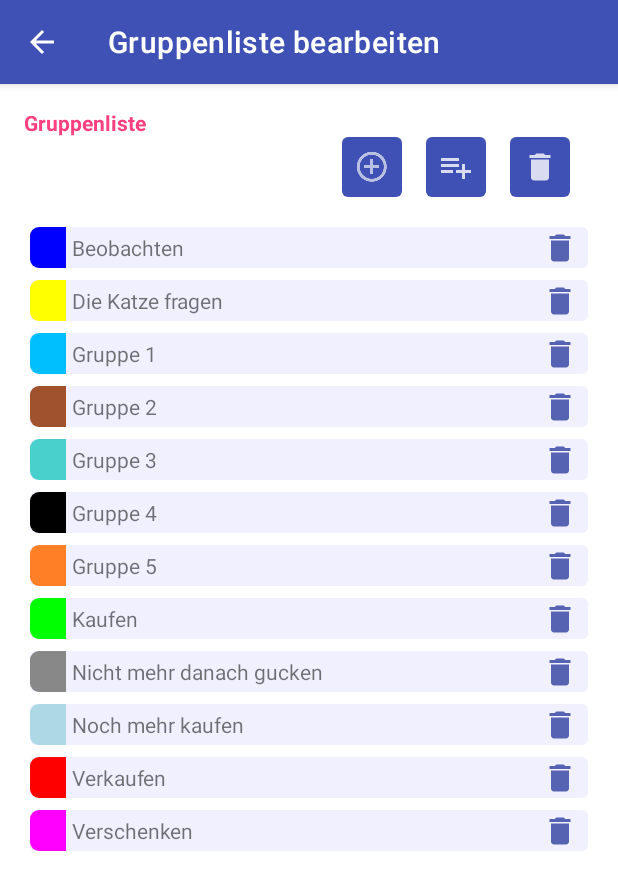
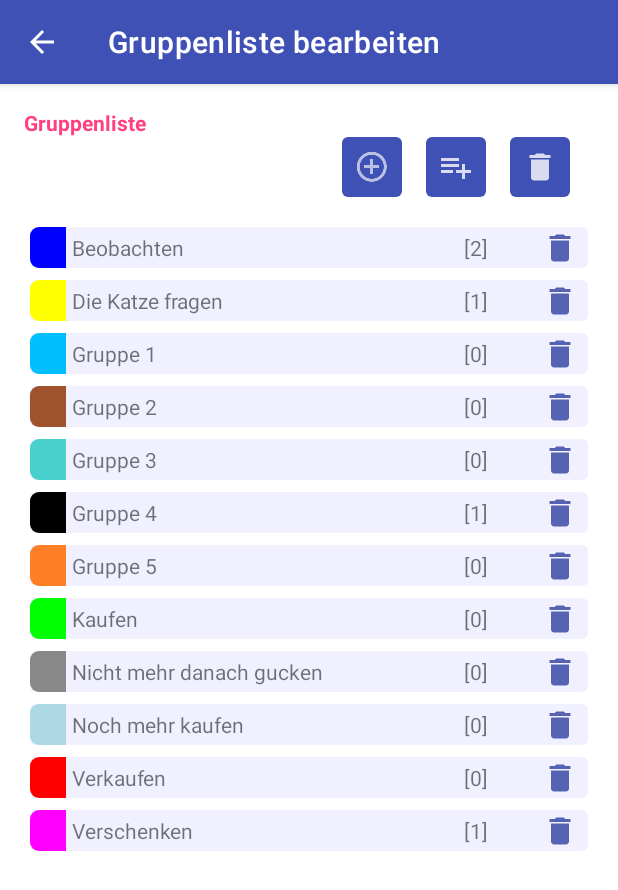
Before and after one commit to jurgen178/StockRoom, an Android app: the UpdateGroupActivity screen opened directly, with no data from a screen before it, on a phone screen of 412 x 824 dp. Shown: the top 890 px of the screen. Run offline under Robolectric (Android 15) with nearby library versions, the phone set to English and light mode, and no system bars; our stand-ins replace Room's generated code; libraries missing offline, so code that uses them is left out: com.github.doyaaaaaken.kotlincsv, com.jakewharton.retrofit2, com.larswerkman.holocolorpicker.

Commit message:
added group stats

```diff
--- a/app/src/main/java/com/example/android/stockroom/StockRoomDao.kt
+++ b/app/src/main/java/com/example/android/stockroom/StockRoomDao.kt
@@ -44,12 +44,11 @@ interface StockRoomDao {
   fun delete(symbol: String)
 
   @Transaction
-  fun deleteAll(context: Context) {
+  fun deleteAll() {
     deleteAllStockTable()
     deleteAllGroupTable()
     deleteAllAssetTable()
     deleteAllEventTable()
-    setPredefinedGroups(context)
   }
 
   @Query("DELETE FROM stock_table")
--- a/app/src/main/java/com/example/android/stockroom/StockRoomRepository.kt
+++ b/app/src/main/java/com/example/android/stockroom/StockRoomRepository.kt
@@ -225,7 +225,7 @@ class StockRoomRepository(private val stockRoomDao: StockRoomDao) {
 
   @Suppress("RedundantSuspendModifier")
   @WorkerThread
-  suspend fun deleteAll(context: Context) {
-    stockRoomDao.deleteAll(context)
+  suspend fun deleteAll() {
+    stockRoomDao.deleteAll()
   }
 }
--- a/app/src/main/java/com/example/android/stockroom/StockRoomViewModel.kt
+++ b/app/src/main/java/com/example/android/stockroom/StockRoomViewModel.kt
@@ -1341,7 +1341,7 @@ class StockRoomViewModel(application: Application) : AndroidViewModel(applicatio
 
   fun deleteAll() =
     scope.launch {
-      repository.deleteAll(getApplication())
+      repository.deleteAll()
     }
 
   fun logDebug(value: String) {
--- a/app/src/main/java/com/example/android/stockroom/UpdateGroupActivity.kt
+++ b/app/src/main/java/com/example/android/stockroom/UpdateGroupActivity.kt
@@ -108,8 +108,9 @@ class UpdateGroupActivity : AppCompatActivity() {
   private fun groupItemDeleteClicked(group: GroupData) {
     AlertDialog.Builder(this)
         .setTitle(getString(R.string.delete_group_title, group.name))
-        .setMessage(
-            getString(R.string.delete_group_confirm, group.name)
+        .setMessage(if(group.stats == 0){
+            getString(R.string.delete_group_confirm, group.name)}else
+        {getString(R.string.delete_group_confirm2, group.name, group.stats)}
         )
         .setPositiveButton(R.string.delete) { _, _ ->
           stockDBdataList.forEach {data ->
--- a/app/src/main/java/com/example/android/stockroom/UpdateGroupAdapter.kt
+++ b/app/src/main/java/com/example/android/stockroom/UpdateGroupAdapter.kt
@@ -29,7 +29,7 @@ import kotlinx.android.synthetic.main.groupview_item.view.textViewGroupDelete
 data class GroupData(
   var color: Int,
   val name: String,
-  val used: Boolean
+  val stats: Int
 )
 
 class UpdateGroupAdapter internal constructor(
@@ -59,6 +59,7 @@ class UpdateGroupAdapter internal constructor(
     }
 
     val groupItemName: TextView = itemView.findViewById(R.id.groupItemName)
+    val groupItemStats: TextView = itemView.findViewById(R.id.groupItemStats)
     val groupItemGroup: TextView = itemView.findViewById(R.id.groupItemGroup)
   }
 
@@ -80,6 +81,8 @@ class UpdateGroupAdapter internal constructor(
     holder.bindDelete(current, clickListenerDelete)
 
     holder.groupItemName.text = current.name
+    holder.groupItemStats.text = "[${current.stats}]"
+
     var color = current.color
     if (color == 0) {
       color = context.getColor(R.color.backgroundListColor)
@@ -91,16 +94,12 @@ class UpdateGroupAdapter internal constructor(
     holder.groupItemName.setBackgroundResource(background.resourceId)
   }
 
-  private fun mergeData()
-  {
-    if(stockDBdataList.isNotEmpty())
-    {
-      groupDatalist = groupList.map {group ->
-        val used = stockDBdataList.find { item  ->
-          item.groupColor == group.color
-        } != null
-        GroupData(color = group.color, name = group.name, used = used)
+  private fun mergeData() {
+    groupDatalist = groupList.map { group ->
+      val stats = stockDBdataList.count { item ->
+        item.groupColor == group.color
       }
+      GroupData(color = group.color, name = group.name, stats = stats)
     }
   }
 
--- a/app/src/main/res/layout/groupview_item.xml
+++ b/app/src/main/res/layout/groupview_item.xml
@@ -33,6 +33,17 @@
       />
 
   <TextView
+      android:id="@+id/groupItemStats"
+      android:layout_width="wrap_content"
+      android:layout_height="match_parent"
+      android:layout_margin="4dp"
+      app:layout_constraintEnd_toEndOf="@+id/guideline3"
+      app:layout_constraintStart_toEndOf="@+id/guideline2"
+      app:layout_constraintTop_toTopOf="parent"
+      app:layout_constraintBottom_toBottomOf="parent"
+      />
+
+  <TextView
       android:id="@+id/textViewGroupDelete"
       android:layout_width="wrap_content"
       android:layout_height="wrap_content"
@@ -41,7 +52,7 @@
       app:layout_constraintBottom_toBottomOf="parent"
       app:layout_constraintEnd_toEndOf="parent"
       app:layout_constraintHorizontal_bias="0.8"
-      app:layout_constraintStart_toStartOf="@+id/guideline2"
+      app:layout_constraintStart_toStartOf="@+id/guideline3"
       app:layout_constraintTop_toTopOf="parent"
       />
 
@@ -58,6 +69,14 @@
       android:layout_width="wrap_content"
       android:layout_height="wrap_content"
       android:orientation="vertical"
+      app:layout_constraintGuide_percent="0.75"
+      />
+
+  <androidx.constraintlayout.widget.Guideline
+      android:id="@+id/guideline3"
+      android:layout_width="wrap_content"
+      android:layout_height="wrap_content"
+      android:orientation="vertical"
       app:layout_constraintGuide_percent="0.85"
       />
 
--- a/app/src/main/res/values/strings.xml
+++ b/app/src/main/res/values/strings.xml
@@ -182,8 +182,9 @@ limitations under the License. -->
   <string name="add_group">Gruppe hinzufügen</string>
   <string name="delete_group_title">Gruppe \'%1$s\' entfernen</string>
   <string name="delete_group_confirm">Sind Sie sicher, dass Sie die Gruppe \'%1$s\' entfernen möchten?</string>
+  <string name="delete_group_confirm2">Sind Sie sicher, dass Sie die Gruppe \'%1$s\' mit %2$d Zuordnungen entfernen möchten?</string>
   <string name="delete_group_msg">Die Gruppe \'%1$s\' wurde entfernt.</string>
-  <string name="delete_all_groups_confirm">Sind Sie sicher, dass Sie alle Gruppen aus der Gruppenliste entfernen möchten?</string>
+  <string name="delete_all_groups_confirm">Sind Sie sicher, dass Sie alle Gruppen aus der Gruppenliste entfernen möchten?\nAlle Aktienzuordnungen werden entfernt.</string>
   <string name="delete_allgroups_title">Alle Gruppen entfernen</string>
   <string name="delete_all_groups_msg">Alle Gruppen wurden aus der Gruppenliste entfernt.</string>
   <string name="group_color">Gruppenfarbe</string>
```
